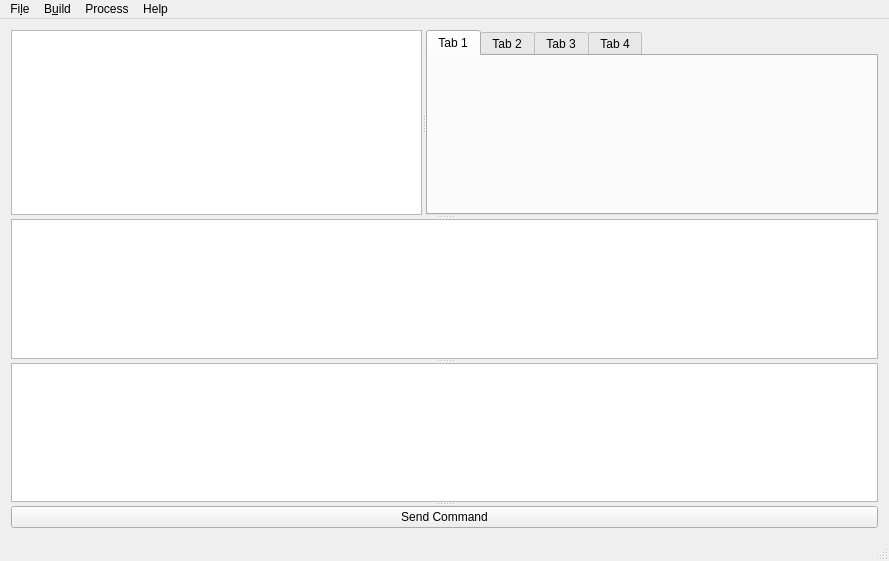
Qt form Saber-Plus/mainwindow.ui (demensdeum/Saber-Plus) before a commit.
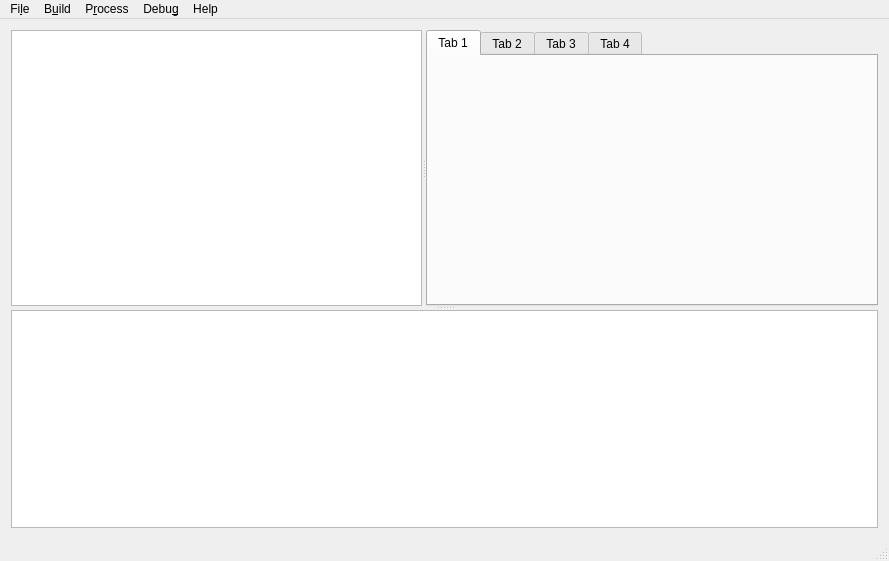
The same form after that commit. Custom widgets are drawn as their Qt base class.

Diff of the .ui file:
```diff
--- a/Saber-Plus/mainwindow.ui
+++ b/Saber-Plus/mainwindow.ui
@@ -76,12 +76,6 @@
         <enum>Qt::Vertical</enum>
        </property>
        <widget class="QTextBrowser" name="textBrowser"/>
-       <widget class="QPlainTextEdit" name="plainTextEdit"/>
-       <widget class="QPushButton" name="pushButton">
-        <property name="text">
-         <string>Send Command</string>
-        </property>
-       </widget>
       </widget>
      </widget>
     </item>
@@ -121,15 +115,33 @@
    </widget>
    <widget class="QMenu" name="menuProcess">
     <property name="title">
-     <string>Process</string>
+     <string>P&amp;rocess</string>
     </property>
     <addaction name="actionRun"/>
     <addaction name="actionDebug"/>
     <addaction name="actionStop"/>
+    <addaction name="separator"/>
+    <addaction name="actionClean_Output"/>
+   </widget>
+   <widget class="QMenu" name="menuDebug">
+    <property name="title">
+     <string>Debu&amp;g</string>
+    </property>
+    <addaction name="actionStart"/>
+    <addaction name="actionRun_2"/>
+    <addaction name="actionInterrupt"/>
+    <addaction name="separator"/>
+    <addaction name="actionStep_Over"/>
+    <addaction name="actionStep_In"/>
+    <addaction name="actionStep_Out"/>
+    <addaction name="actionContinue"/>
+    <addaction name="separator"/>
+    <addaction name="actionToggle_breakpoint"/>
    </widget>
    <addaction name="menuFile"/>
    <addaction name="menuBuild"/>
    <addaction name="menuProcess"/>
+   <addaction name="menuDebug"/>
    <addaction name="menuHelp"/>
   </widget>
   <widget class="QStatusBar" name="statusBar"/>
```
Left out of the diff: 90 changed lines with no effect on the pictures.
